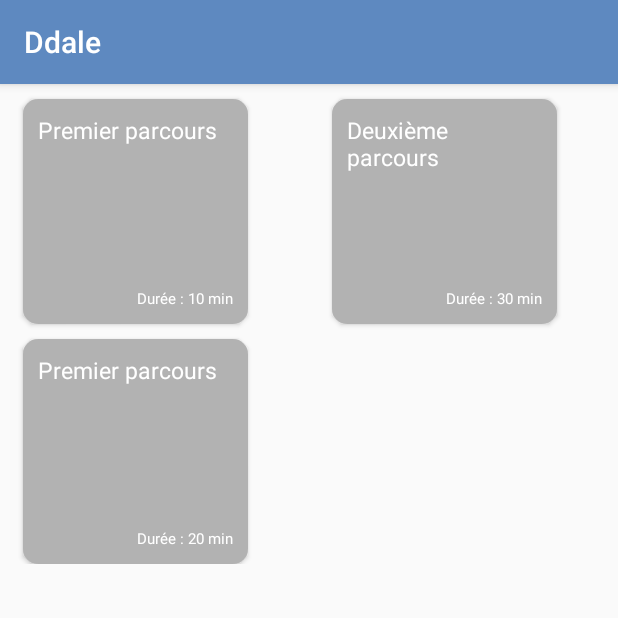
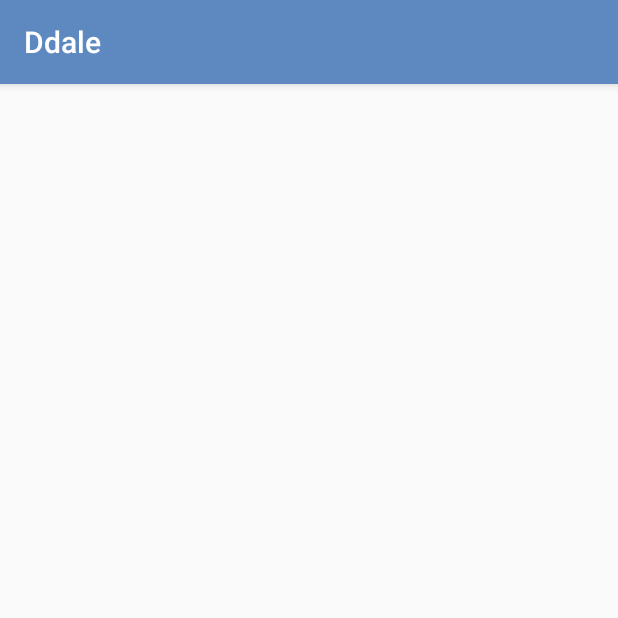
Before and after one commit to ddaleteam/DdaleApp, an Android app: the ChoixParcoursActivity screen opened directly, with no data from a screen before it, on a phone screen of 412 x 824 dp, the top half of it. Run offline under Robolectric (Android 15) with nearby library versions, the phone set to English and light mode, and no system bars; our stand-ins replace Picasso; pictures from the network do not load.

Commit message:
:children_crossing: Remove default parcours

```diff
--- a/app/src/main/java/com/example/ddale/ChoixParcoursActivity.java
+++ b/app/src/main/java/com/example/ddale/ChoixParcoursActivity.java
@@ -31,9 +31,6 @@ public class ChoixParcoursActivity extends AppCompatActivity implements Recycler
         setContentView(R.layout.activity_choix_parcours);
 
         RecyclerView recyclerView = findViewById(R.id.recyclerview);
-
-        // on crée une liste de parcours par défaut
-        ArrayList<Parcours> ListeParcours = creerListeParcours();
 
         // on crée l'adapter
         adapter = new RecyclerViewAdapter(ListeParcours, this);
@@ -86,22 +83,6 @@ public class ChoixParcoursActivity extends AppCompatActivity implements Recycler
     }
 
     /**
-     * @return liste par défaut
-     */
-    private ArrayList<Parcours> creerListeParcours() {
-        Parcours parcours1 = new Parcours("Premier parcours", 10);
-        Parcours parcours2 = new Parcours("Deuxième parcours", 30);
-        Parcours parcours3 = new Parcours("Premier parcours", 20);
-
-
-        ListeParcours.add(parcours1);
-        ListeParcours.add(parcours2);
-        ListeParcours.add(parcours3);
-
-        return ListeParcours;
-    }
-
-    /**
      * La méthode appelée lors d'un clique sur le recyclerview
      * @param position la position de l'élément cliqué
      */
```
